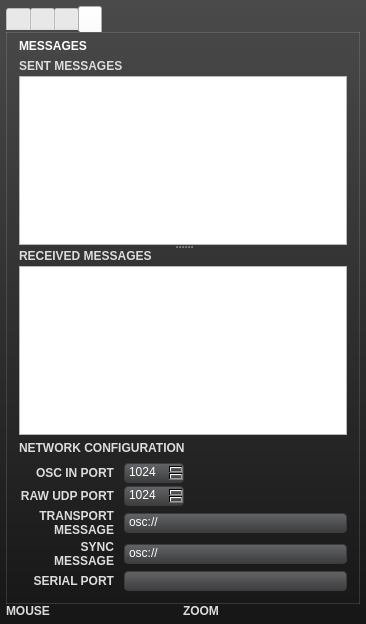
Above: uiinspector.ui from buzzinglight/IanniX before the change. Below: the same form after it.
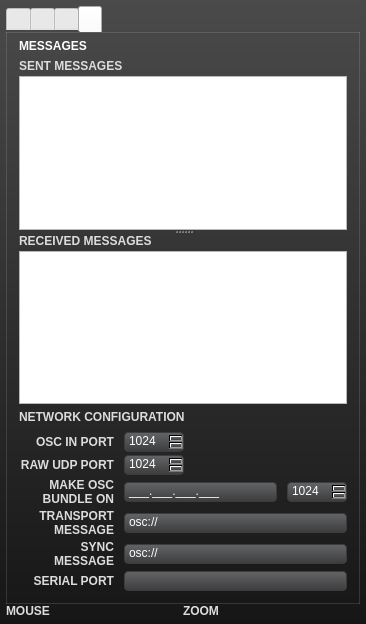
That is the form after the change. The open tabs and pages were chosen to show the change. Icons and pictures are not drawn.

```diff
--- a/uiinspector.ui
+++ b/uiinspector.ui
@@ -2109,7 +2109,7 @@
                 </property>
                </widget>
               </item>
-              <item row="4" column="0">
+              <item row="5" column="0">
                <widget class="QLabel" name="serialInPortLabel">
                 <property name="text">
                  <string>SERIAL PORT</string>
@@ -2119,7 +2119,7 @@
                 </property>
                </widget>
               </item>
-              <item row="2" column="0">
+              <item row="3" column="0">
                <widget class="QLabel" name="transportMessageLabel">
                 <property name="text">
                  <string>TRANSPORT
@@ -2146,14 +2146,14 @@
                 </property>
                </widget>
               </item>
-              <item row="4" column="1">
+              <item row="5" column="1" colspan="2">
                <widget class="QLineEdit" name="serialInPortEdit">
                 <property name="styleSheet">
                  <string notr="true"/>
                 </property>
                </widget>
               </item>
-              <item row="2" column="1">
+              <item row="3" column="1" colspan="2">
                <widget class="QLineEdit" name="transportMessageEdit">
                 <property name="styleSheet">
                  <string notr="true"/>
@@ -2163,7 +2163,7 @@
                 </property>
                </widget>
               </item>
-              <item row="3" column="0">
+              <item row="4" column="0">
                <widget class="QLabel" name="syncMessageLabel">
                 <property name="text">
                  <string>SYNC
@@ -2174,7 +2174,7 @@
                 </property>
                </widget>
               </item>
-              <item row="3" column="1">
+              <item row="4" column="1" colspan="2">
                <widget class="QLineEdit" name="syncMessageEdit">
                 <property name="styleSheet">
                  <string notr="true"/>
@@ -2184,6 +2184,46 @@
                 </property>
                </widget>
               </item>
+              <item row="2" column="0">
+               <widget class="QLabel" name="bundleMessageLabel">
+                <property name="text">
+                 <string>MAKE OSC
+BUNDLE ON</string>
+                </property>
+                <property name="alignment">
+                 <set>Qt::AlignRight|Qt::AlignTrailing|Qt::AlignVCenter</set>
+                </property>
+               </widget>
+              </item>
+              <item row="2" column="1">
+               <widget class="QLineEdit" name="bundleMessageEdit">
+                <property name="styleSheet">
+                 <string notr="true"/>
+                </property>
+                <property name="inputMask">
+                 <string>000.000.000.000;_</string>
+                </property>
+                <property name="text">
+                 <string>...</string>
+                </property>
+               </widget>
+              </item>
+              <item row="2" column="2">
+               <widget class="QSpinBox" name="bundleMessagePort">
+                <property name="maximumSize">
+                 <size>
+                  <width>60</width>
+                  <height>16777215</height>
+                 </size>
+                </property>
+                <property name="minimum">
+                 <number>1024</number>
+                </property>
+                <property name="maximum">
+                 <number>65535</number>
+                </property>
+               </widget>
+              </item>
              </layout>
             </item>
            </layout>
```
Left out of the diff: 52 changed lines with no effect on the pictures.
